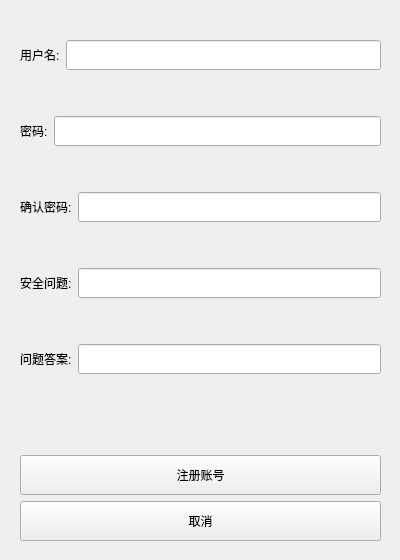
Old version of the form QQSignUp.ui in the repository ExTNT/JLU_CppProject.
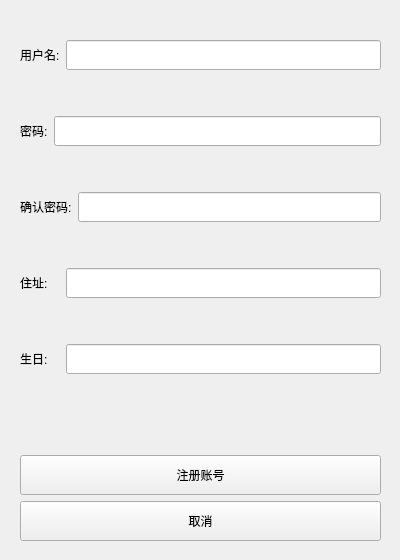
New version of the form.

Commit message: we can sign up now,yeah!!!

Patch:
```diff
--- a/QQSignUp.ui
+++ b/QQSignUp.ui
@@ -25,7 +25,7 @@
   <property name="windowTitle">
    <string>Form</string>
   </property>
-  <widget class="QWidget" name="">
+  <widget class="QWidget" name="layoutWidget">
    <property name="geometry">
     <rect>
      <x>0</x>
@@ -137,9 +137,15 @@
        <number>20</number>
       </property>
       <item>
-       <widget class="QLabel" name="ojqrqs_lab">
+       <widget class="QLabel" name="location_lab">
+        <property name="minimumSize">
+         <size>
+          <width>40</width>
+          <height>0</height>
+         </size>
+        </property>
         <property name="text">
-         <string>安全问题:</string>
+         <string>住址:</string>
         </property>
        </widget>
       </item>
@@ -164,9 +170,15 @@
        <number>20</number>
       </property>
       <item>
-       <widget class="QLabel" name="ojqras_lab">
+       <widget class="QLabel" name="birth_lab">
+        <property name="minimumSize">
+         <size>
+          <width>40</width>
+          <height>0</height>
+         </size>
+        </property>
         <property name="text">
-         <string>问题答案:</string>
+         <string>生日:</string>
         </property>
        </widget>
       </item>
```
Left out of the diff: 6 changed lines with no effect on the pictures. The commit also changes 19 other files.
